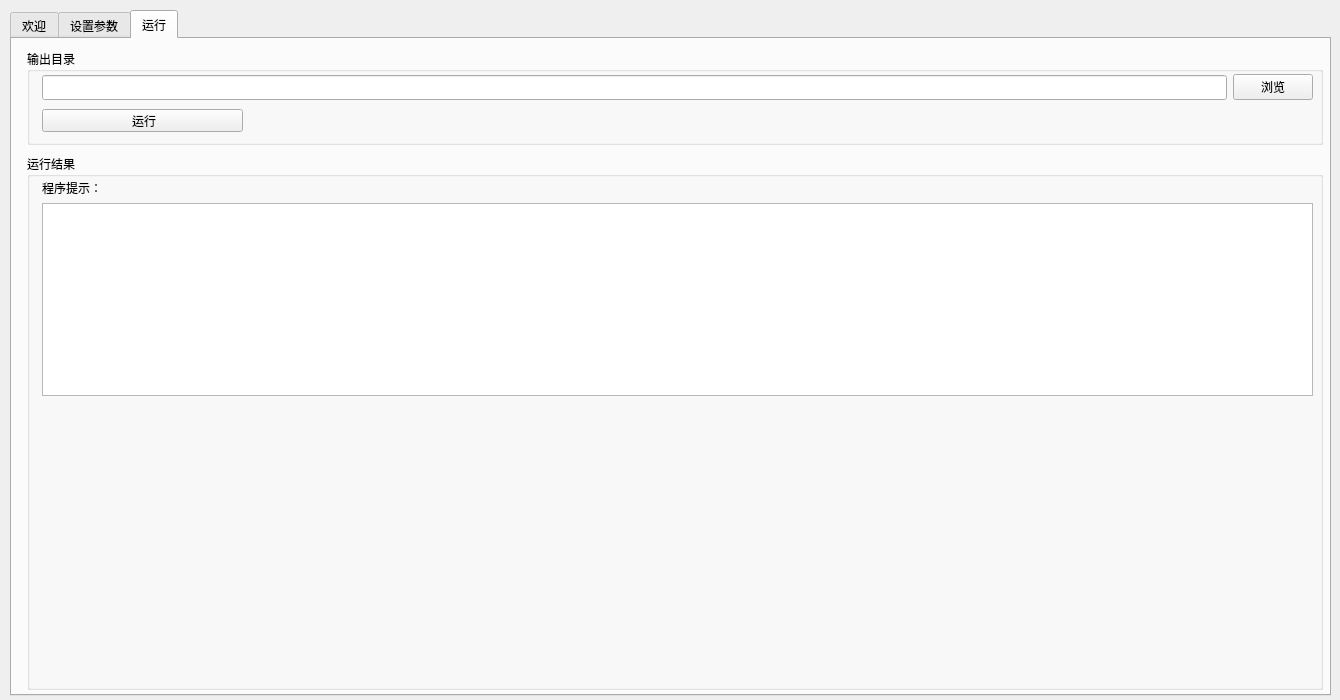
The window that display.ui (radoth/encoder) describes before a commit, drawn with Qt 5.
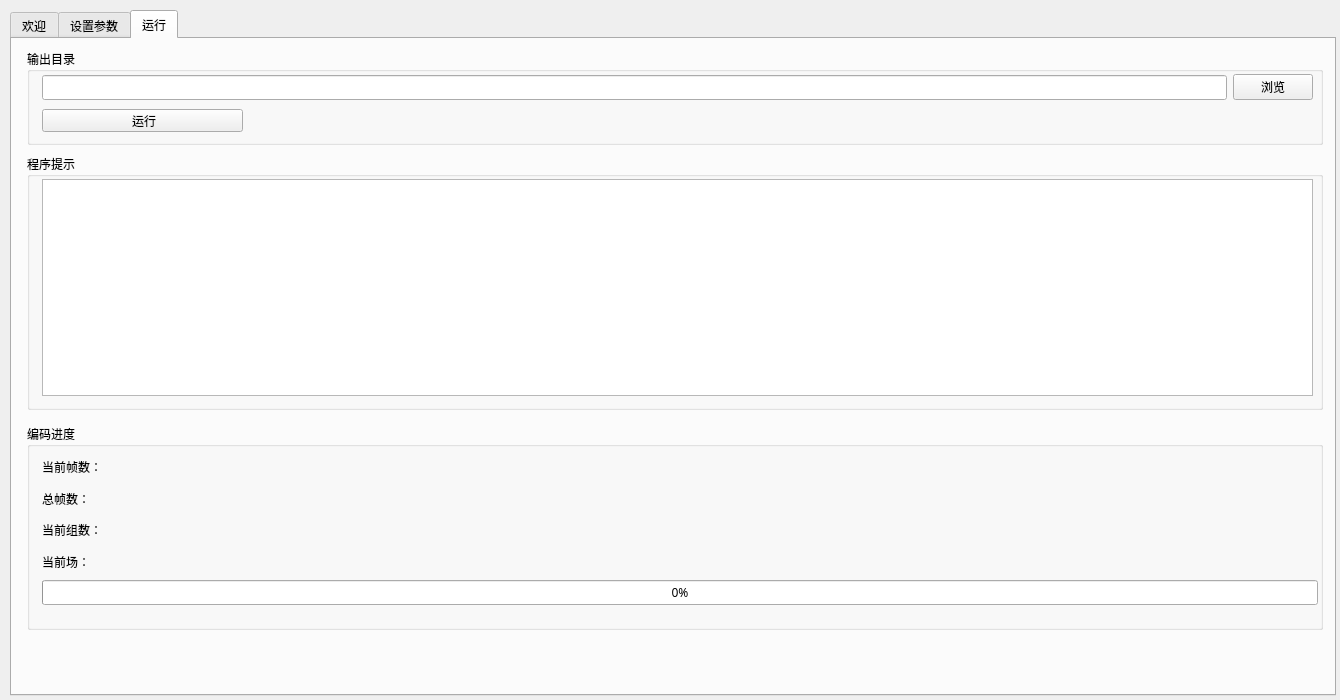
The same window after the commit.

Commit message: 前台进度展示

What changed in the file:
```diff
--- a/display.ui
+++ b/display.ui
@@ -23,7 +23,7 @@
     <rect>
      <x>10</x>
      <y>10</y>
-     <width>1321</width>
+     <width>1326</width>
      <height>686</height>
     </rect>
    </property>
@@ -1899,11 +1899,11 @@
        <x>15</x>
        <y>115</y>
        <width>1296</width>
-       <height>536</height>
+       <height>256</height>
       </rect>
      </property>
      <property name="title">
-      <string>运行结果</string>
+      <string>程序提示</string>
      </property>
      <widget class="QWidget" name="layoutWidget">
       <property name="geometry">
@@ -1915,19 +1915,116 @@
        </rect>
       </property>
       <layout class="QVBoxLayout" name="verticalLayout_17">
-       <item>
-        <widget class="QLabel" name="label_45">
-         <property name="text">
-          <string>程序提示：</string>
-         </property>
-        </widget>
-       </item>
        <item>
         <widget class="QListWidget" name="errorList"/>
        </item>
       </layout>
      </widget>
     </widget>
+    <widget class="QGroupBox" name="groupBox_14">
+     <property name="geometry">
+      <rect>
+       <x>15</x>
+       <y>385</y>
+       <width>1296</width>
+       <height>206</height>
+      </rect>
+     </property>
+     <property name="title">
+      <string>编码进度</string>
+     </property>
+     <widget class="QWidget" name="">
+      <property name="geometry">
+       <rect>
+        <x>15</x>
+        <y>30</y>
+        <width>1276</width>
+        <height>151</height>
+       </rect>
+      </property>
+      <layout class="QVBoxLayout" name="verticalLayout_18">
+       <item>
+        <layout class="QHBoxLayout" name="horizontalLayout_37">
+         <item>
+          <widget class="QLabel" name="label_47">
+           <property name="text">
+            <string>当前帧数：</string>
+           </property>
+          </widget>
+         </item>
+         <item>
+          <widget class="QLabel" name="currentFrame">
+           <property name="text">
+            <string/>
+           </property>
+          </widget>
+         </item>
+        </layout>
+       </item>
+       <item>
+        <layout class="QHBoxLayout" name="horizontalLayout_38">
+         <item>
+          <widget class="QLabel" name="label_49">
+           <property name="text">
+            <string>总帧数：</string>
+           </property>
+          </widget>
+         </item>
+         <item>
+          <widget class="QLabel" name="frameAll">
+           <property name="text">
+            <string/>
+           </property>
+          </widget>
+         </item>
+        </layout>
+       </item>
+       <item>
+        <layout class="QHBoxLayout" name="horizontalLayout_39">
+         <item>
+          <widget class="QLabel" name="label_51">
+           <property name="text">
+            <string>当前组数：</string>
+           </property>
+          </widget>
+         </item>
+         <item>
+          <widget class="QLabel" name="currentGroup">
+           <property name="text">
+            <string/>
+           </property>
+          </widget>
+         </item>
+        </layout>
+       </item>
+       <item>
+        <layout class="QHBoxLayout" name="horizontalLayout_40">
+         <item>
+          <widget class="QLabel" name="label_53">
+           <property name="text">
+            <string>当前场：</string>
+           </property>
+          </widget>
+         </item>
+         <item>
+          <widget class="QLabel" name="currentField">
+           <property name="text">
+            <string/>
+           </property>
+          </widget>
+         </item>
+        </layout>
+       </item>
+       <item>
+        <widget class="QProgressBar" name="progressBar">
+         <property name="value">
+          <number>0</number>
+         </property>
+        </widget>
+       </item>
+      </layout>
+     </widget>
+    </widget>
    </widget>
   </widget>
   <widget class="QWidget" name="layoutWidget">
```
Left out of the diff: 4 changed lines with no effect on the pictures. The commit also changes 12 other files.
